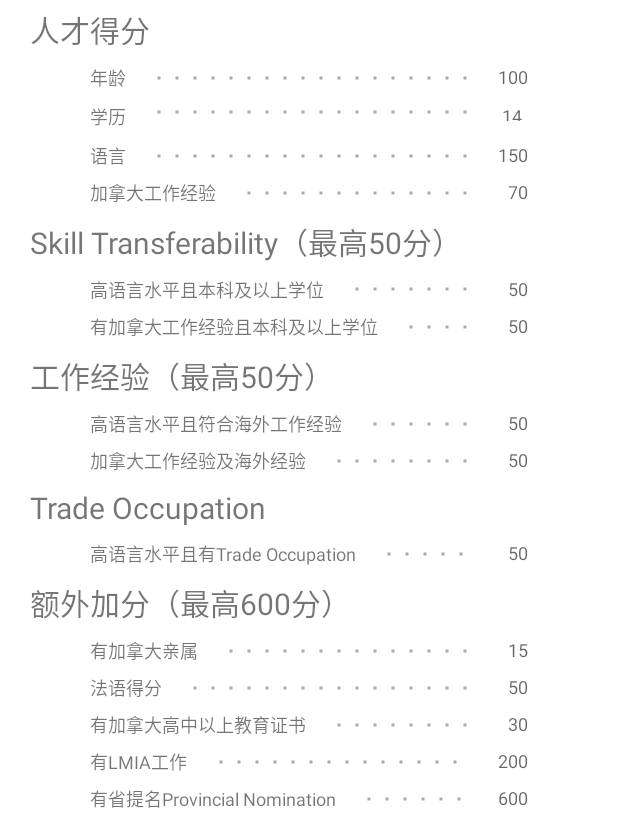
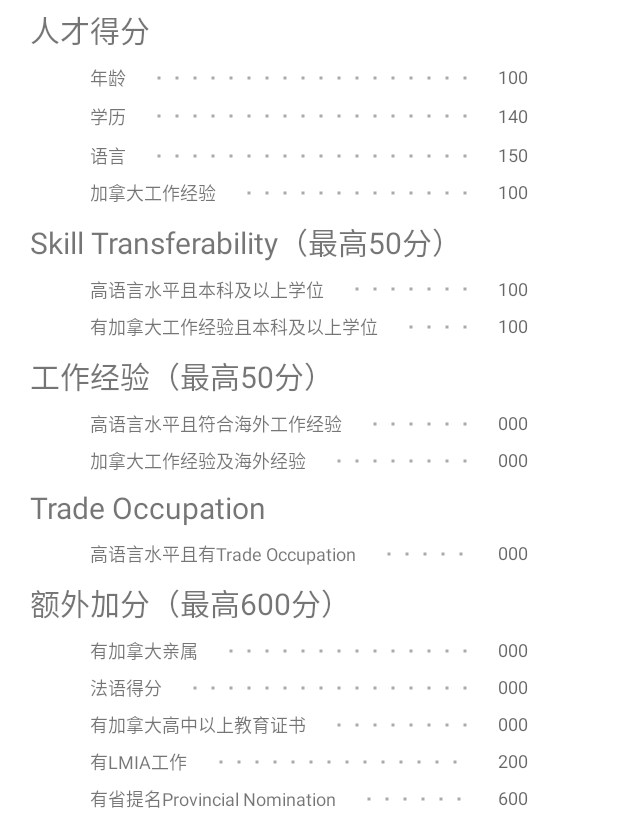
Before and after one commit to dl-maxwang/android_maptocanada, an Android app: the layout dialog_crs_summary.xml on its own in the app's theme, with its tools: preview values and no code run, on a phone screen of 412 x 824 dp. Shown: the part 247-1068 px from the top of the screen. Run offline under Robolectric (Android 15) with nearby library versions, the phone set to English and light mode, and no system bars; network calls fail.

Commit message:
minor fixes on ui fix score doesn't change when conditions changed

```diff
--- a/app/src/main/java/com/zhen/maptocanada/ui/crs/CrsRankingActivity.java
+++ b/app/src/main/java/com/zhen/maptocanada/ui/crs/CrsRankingActivity.java
@@ -53,7 +53,7 @@ public class CrsRankingActivity extends AppCompatActivity {
         summaryDialog = new Dialog(this);
         summaryDialog.setCancelable(false);
         summaryDialog.setCanceledOnTouchOutside(false);
-        dialogBinding.setCrsSummary(summaryData);
+//        dialogBinding.setCrsSummary(summaryData);
         dialogBinding.ivCloseDialog.setOnClickListener(v -> {
             summaryDialog.dismiss();
         });
@@ -80,13 +80,14 @@ public class CrsRankingActivity extends AppCompatActivity {
         WorkerPool.getInstance().execute1(() -> {
             CrsDataModel scoreLookup = new CrsDataModel(CrsRankingActivity.this);
             scoreLookup.init();
+            CrsSummaryHandler summaryHandler = new CrsSummaryHandler(userData, scoreLookup);
             try {
                 Thread.sleep(800);
             } catch (InterruptedException e) {
                 e.printStackTrace();
             }
-            CrsSummaryHandler summaryHandler = new CrsSummaryHandler(userData, scoreLookup);
             summaryHandler.cookFinalCrsSummary(CrsRankingActivity.this, summaryData);
+            dialogBinding.setCrsSummary(summaryData);
             this.runOnUiThread(() -> {
                 summaryDialog.show();
                 pd.dismiss();
--- a/app/src/main/res/layout/dialog_crs_summary.xml
+++ b/app/src/main/res/layout/dialog_crs_summary.xml
@@ -139,13 +139,14 @@
 
             <TextView
                 android:id="@+id/tv_crs_edu_score"
-                android:layout_width="17dp"
-                android:layout_height="12dp"
+                android:layout_width="0dp"
+                android:layout_height="wrap_content"
                 android:layout_marginRight="40dp"
                 android:hint="140"
                 android:text="@{CrsSummary.strEduScore}"
                 android:textSize="@dimen/summary_sub_item"
                 app:layout_constraintRight_toRightOf="parent"
+                app:layout_constraintStart_toStartOf="@+id/tv_crs_age_score"
                 app:layout_constraintTop_toTopOf="@id/tv_crs_edu_title" />
 
             <ImageView
@@ -228,7 +229,7 @@
                 android:layout_width="wrap_content"
                 android:layout_height="wrap_content"
                 android:layout_marginRight="40dp"
-                android:hint="70"
+                android:hint="100"
                 android:text="@{CrsSummary.strCanadaWorkExp}"
                 android:textSize="@dimen/summary_sub_item"
                 app:layout_constraintRight_toRightOf="parent"
@@ -272,7 +273,7 @@
                 android:layout_width="wrap_content"
                 android:layout_height="wrap_content"
                 android:layout_marginRight="40dp"
-                android:hint="50"
+                android:hint="100"
                 android:text="@{CrsSummary.highLanguageAndHighEdu}"
                 android:textSize="@dimen/summary_sub_item"
                 app:layout_constraintRight_toRightOf="parent"
@@ -307,7 +308,7 @@
                 android:layout_width="wrap_content"
                 android:layout_height="wrap_content"
                 android:layout_marginRight="40dp"
-                android:hint="50"
+                android:hint="100"
                 android:text="@{CrsSummary.canWorkExpAndHighEdu}"
                 android:textSize="@dimen/summary_sub_item"
                 app:layout_constraintRight_toRightOf="parent"
@@ -350,7 +351,7 @@
                 android:layout_width="wrap_content"
                 android:layout_height="wrap_content"
                 android:layout_marginRight="40dp"
-                android:hint="50"
+                android:hint="000"
                 android:text="@{CrsSummary.foreignWorkExpScore}"
                 android:textSize="@dimen/summary_sub_item"
                 app:layout_constraintRight_toRightOf="parent"
@@ -384,7 +385,7 @@
                 android:layout_width="wrap_content"
                 android:layout_height="wrap_content"
                 android:layout_marginRight="40dp"
-                android:hint="50"
+                android:hint="000"
                 android:text="@{CrsSummary.canWorkExpAndForeignWorkExpScore}"
                 android:textSize="@dimen/summary_sub_item"
                 app:layout_constraintRight_toRightOf="parent"
@@ -427,7 +428,7 @@
                 android:layout_width="wrap_content"
                 android:layout_height="wrap_content"
                 android:layout_marginRight="40dp"
-                android:hint="50"
+                android:hint="000"
                 android:text="@{CrsSummary.tradeOccupationScore}"
                 android:textSize="@dimen/summary_sub_item"
                 app:layout_constraintRight_toRightOf="parent"
@@ -470,7 +471,7 @@
                 android:layout_width="wrap_content"
                 android:layout_height="wrap_content"
                 android:layout_marginRight="40dp"
-                android:hint="15"
+                android:hint="000"
                 android:text="@{CrsSummary.canRelativeScore}"
                 android:textSize="@dimen/summary_sub_item"
                 app:layout_constraintRight_toRightOf="parent"
@@ -503,7 +504,7 @@
                 android:layout_width="wrap_content"
                 android:layout_height="wrap_content"
                 android:layout_marginRight="40dp"
-                android:hint="50"
+                android:hint="000"
                 android:text="@{CrsSummary.extraFrScore}"
                 android:textSize="@dimen/summary_sub_item"
                 app:layout_constraintRight_toRightOf="parent"
@@ -536,7 +537,7 @@
                 android:layout_width="wrap_content"
                 android:layout_height="wrap_content"
                 android:layout_marginRight="40dp"
-                android:hint="30"
+                android:hint="000"
                 android:text="@{CrsSummary.extraCanadianEduScore}"
                 android:textSize="@dimen/summary_sub_item"
                 app:layout_constraintRight_toRightOf="parent"
--- a/app/src/main/res/layout/viewpager_crs_pr_relatives.xml
+++ b/app/src/main/res/layout/viewpager_crs_pr_relatives.xml
@@ -41,6 +41,7 @@
                 app:layout_constraintTop_toBottomOf="@id/tv_crs_any_pr_relatives" />
 
             <CheckBox
+                android:checked="@={UserData.hasPRRelatives}"
                 android:id="@+id/cb_crs_has_pr_relatives"
                 android:layout_width="match_parent"
                 android:layout_height="wrap_content"
```
